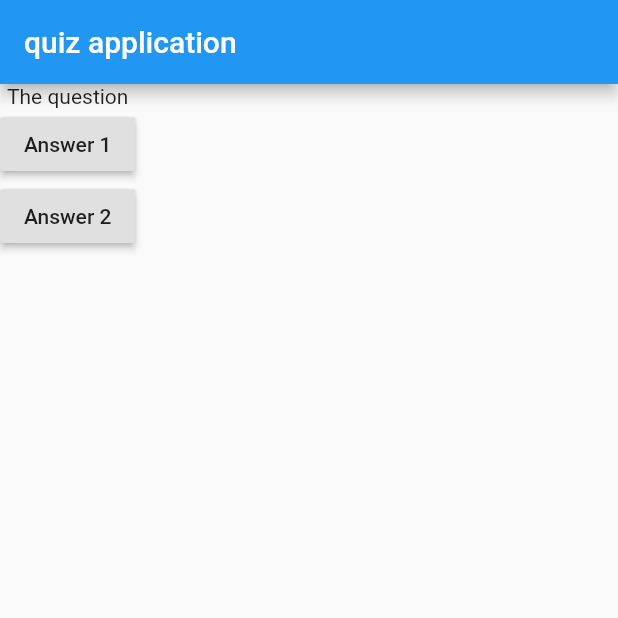
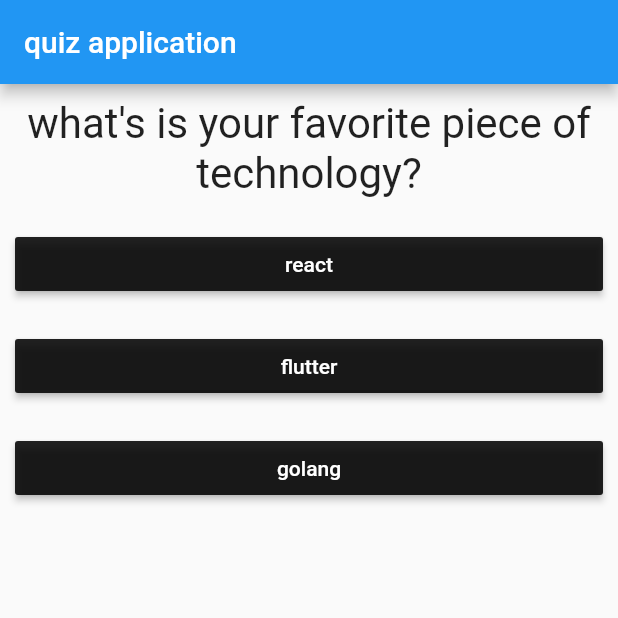
Before and after one commit to bobbylemm/simple-flutter-app, a Flutter app: the screen it shows after launch, on a phone screen of 412 x 824 dp, the top half of it. Run offline on Flutter 3.47's test engine with Material 2 defaults, Android fonts, the phone set to English and light mode, and no system bars.

Commit message:
ensure that list of questions are rendered dynamically

```diff
--- /dev/null
+++ b/lib/answer.dart
@@ -0,0 +1,23 @@
+import 'package:flutter/material.dart';
+
+class Answer extends StatelessWidget {
+  final Function answerHandler;
+  final String answer;
+  Answer(this.answerHandler, this.answer);
+
+  @override
+  Widget build(BuildContext context) {
+    return Container(
+      width: double.infinity,
+      margin: EdgeInsets.all(10),
+      child: RaisedButton(
+        color: Colors.black87,
+        textColor: Colors.white,
+        child: Text(
+          answer,
+        ),
+        onPressed: answerHandler,
+      ),
+    );
+  }
+}
--- a/lib/main.dart
+++ b/lib/main.dart
@@ -1,13 +1,46 @@
 import 'package:flutter/material.dart';
+import './answer.dart';
+import './question.dart';
 
 void main() => runApp(MyApp());
 
-class MyApp extends StatelessWidget {
-  void answerChosen() {
-    print('answer chosen');
+class MyApp extends StatefulWidget {
+  @override
+  State<StatefulWidget> createState() {
+    return _MyAppState();
   }
+}
+
+class _MyAppState extends State<MyApp> {
+  var _questionIndex = 0;
+  void _answerChosen() {
+    setState(() {
+      _questionIndex = _questionIndex + 1;
+    });
+  }
+
   @override
   Widget build(BuildContext context) {
+    var questions = [
+      {
+        'question': 'what\'s is your favorite piece of technology?',
+        'answer': ['react', 'flutter', 'golang']
+      },
+      {
+        'question': 'when did you begin coding?',
+        'answer': ['2018', '2015', '2019']
+      },
+      {
+        'question': 'what is your best car?',
+        'answer': [
+          'ferrari',
+          'lamborgini',
+          'buggati',
+          'range rover',
+          'rolls royce'
+        ]
+      },
+    ];
     return MaterialApp(
       home: Scaffold(
         appBar: AppBar(
@@ -15,15 +48,10 @@ class MyApp extends StatelessWidget {
         ),
         body: Column(
           children: <Widget>[
-            Text('The question'),
-            RaisedButton(
-              child: Text('Answer 1'),
-              onPressed: answerChosen,
-            ),
-            RaisedButton(
-              child: Text('Answer 2'),
-              onPressed: answerChosen,
-            )
+            Question(questions[_questionIndex]['question']),
+            ...(questions[_questionIndex]['answer'] as List<String>).map((answer) {
+              return Answer(_answerChosen, answer);
+            }).toList()
           ],
         ),
       ),
--- /dev/null
+++ b/lib/question.dart
@@ -0,0 +1,20 @@
+import 'package:flutter/material.dart';
+
+class Question extends StatelessWidget {
+  final String questionText;
+
+  Question(this.questionText);
+
+  @override
+  Widget build(BuildContext context) {
+    return Container(
+      width: double.infinity,
+      margin: EdgeInsets.all(10),
+      child: Text(
+        questionText,
+        style: TextStyle(fontSize: 28),
+        textAlign: TextAlign.center,
+      ),
+    );
+  }
+}
```
Also changed, not shown: pubspec.lock.
